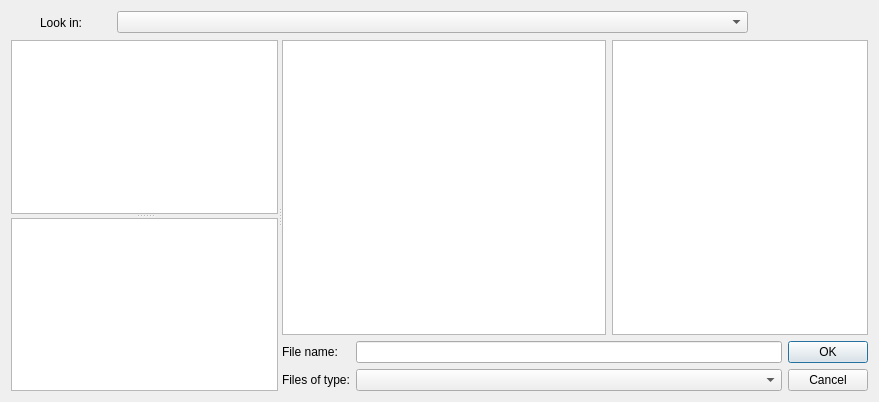
cnsuhao/cmb, file Source/Applications/AppCommon/UI/pqCMBFileDialog.ui: the form before one commit.
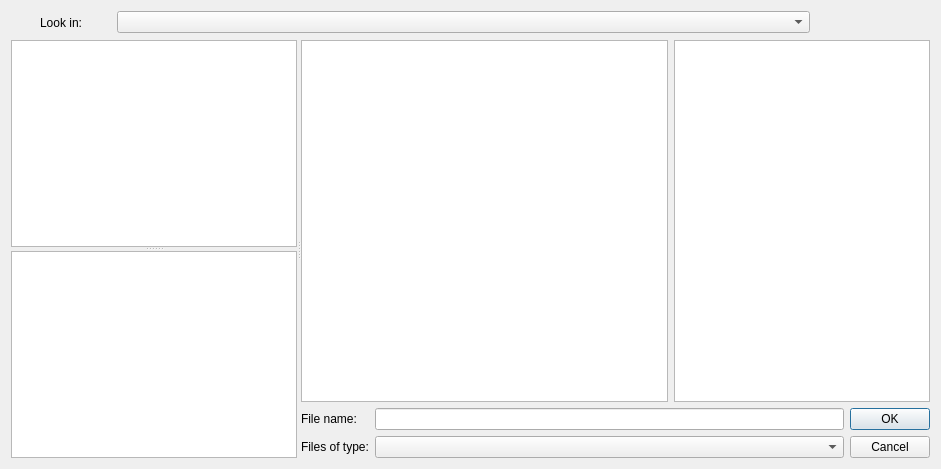
The form after the commit. Custom widgets are drawn as their Qt base class.

Commit message:
Fixes file details displaying in CMBFileDialog.
File size and modified time would display wrong data. Also increased
the default size of the dialog to give additional space to fit all
columns.

```diff
--- a/Source/Applications/AppCommon/UI/pqCMBFileDialog.ui
+++ b/Source/Applications/AppCommon/UI/pqCMBFileDialog.ui
@@ -6,8 +6,8 @@
    <rect>
     <x>0</x>
     <y>0</y>
-    <width>879</width>
-    <height>402</height>
+    <width>941</width>
+    <height>469</height>
    </rect>
   </property>
   <property name="windowTitle">
```
The commit also changes 1 other file.
